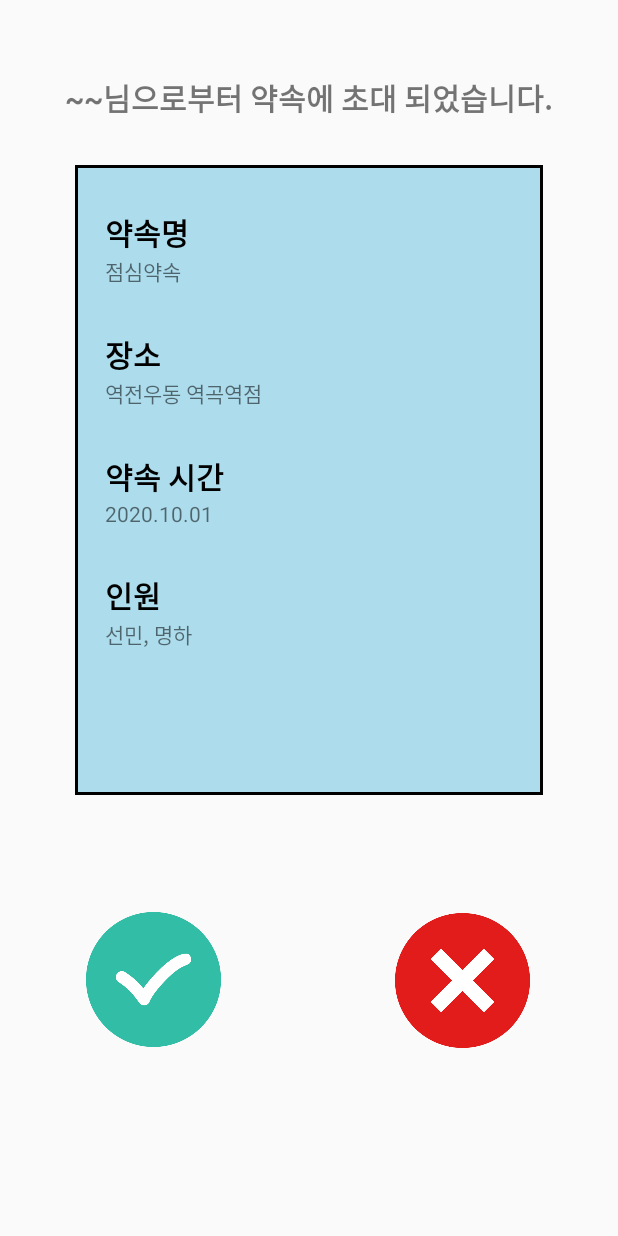
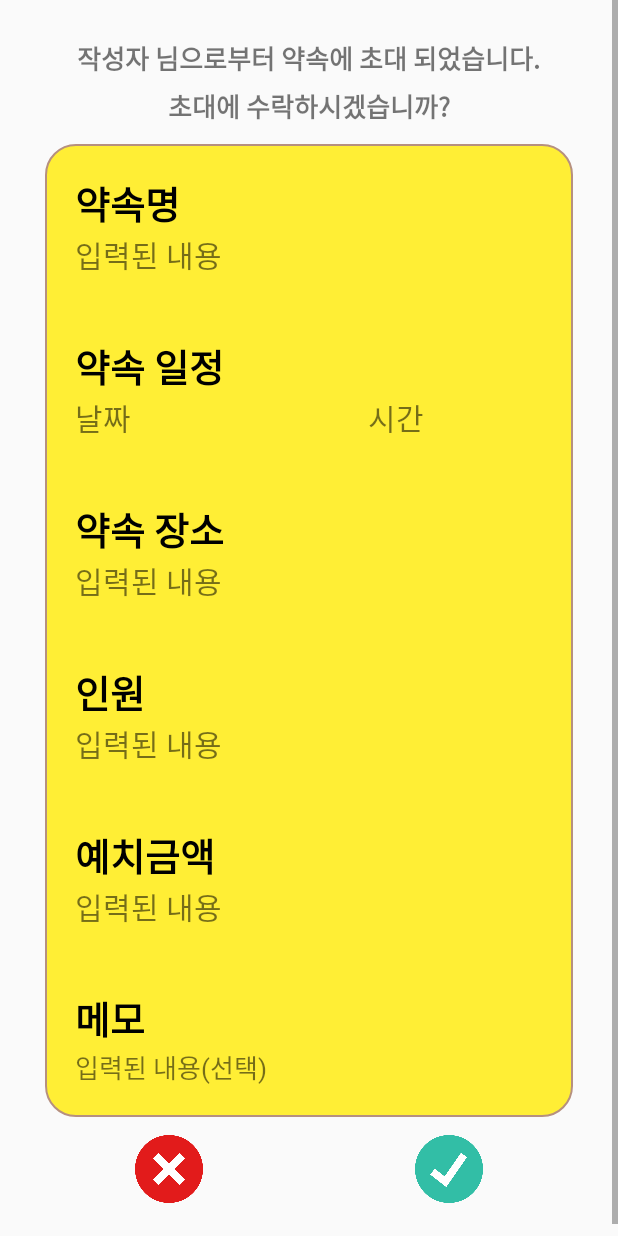
Before and after one commit to NerdNULL/DL-Front, an Android app: the InvitedActivity screen opened directly, with no data from a screen before it, on a phone screen of 412 x 824 dp. Run offline under Robolectric (Android 15) with nearby library versions, the phone set to English and light mode, and no system bars; 4 statements that could not run were skipped.

Commit message:
modify invitedActivity

```diff
--- a/app/src/main/java/com/example/nerdnullfront/Activity/InvitedActivity.java
+++ b/app/src/main/java/com/example/nerdnullfront/Activity/InvitedActivity.java
@@ -11,8 +11,8 @@ import androidx.appcompat.app.AppCompatActivity;
 import com.example.nerdnullfront.R;
 //초대 수락거절 화면
 public class InvitedActivity extends AppCompatActivity {
-    Button button_ok = (Button) findViewById(R.id.button_ok); //수락버튼
-    Button button_reject = (Button) findViewById(R.id.button_reject); //거절버튼
+    Button button_ok = (Button) findViewById(R.id.check_button); //수락버튼
+    Button button_reject = (Button) findViewById(R.id.delete_button); //거절버튼
 
     protected void onCreate(Bundle savedInstanceState) {
         super.onCreate(savedInstanceState);
--- a/app/src/main/java/com/example/nerdnullfront/Activity/PromiseAddActivity.java
+++ b/app/src/main/java/com/example/nerdnullfront/Activity/PromiseAddActivity.java
@@ -45,7 +45,7 @@ public class PromiseAddActivity extends AppCompatActivity {
     }
     public void setID(){
         addPlaceBtn=findViewById(R.id.app_map_button);
-        addScheduleBtn=findViewById(R.id.checked_button);
+        addScheduleBtn=findViewById(R.id.edit_button);
         myDetailPlace=findViewById(R.id.myDetailPlace);
         myDetailSubject=findViewById(R.id.myDetailSubject);
         myDetailDate=findViewById(R.id.myDetailDate);
--- a/app/src/main/java/com/example/nerdnullfront/Activity/PromiseDetailActivity.java
+++ b/app/src/main/java/com/example/nerdnullfront/Activity/PromiseDetailActivity.java
@@ -47,7 +47,7 @@ public class PromiseDetailActivity extends AppCompatActivity {
     public void setID(){
         addParticipants=findViewById(R.id.button_add);
         addPlaceBtn=findViewById(R.id.app_map_button);
-        saveBtn=findViewById(R.id.checked_button);
+        saveBtn=findViewById(R.id.edit_button);
         deleteBtn=findViewById(R.id.delete_button);
         myDetailPlace=findViewById(R.id.myDetailPlace);
         myDetailSubject=findViewById(R.id.myDetailSubject);
--- a/app/src/main/res/layout/activity_invited.xml
+++ b/app/src/main/res/layout/activity_invited.xml
@@ -1,179 +1,283 @@
 <?xml version="1.0" encoding="utf-8"?>
 <LinearLayout xmlns:android="http://schemas.android.com/apk/res/android"
-    xmlns:app="http://schemas.android.com/apk/res-auto"
-    xmlns:tools="http://schemas.android.com/tools"
     android:layout_width="match_parent"
     android:layout_height="match_parent"
     android:orientation="vertical">
-    <TextView
-        android:id="@+id/inviteMessage"
+    <ScrollView
+        android:layout_width="match_parent"
+        android:layout_height="match_parent">
+        <LinearLayout
+            android:orientation="vertical"
+            android:layout_width="match_parent"
+            android:layout_height="match_parent">
+
+            <LinearLayout
+                android:layout_marginTop="25dp"
+                android:layout_width="match_parent"
+                android:layout_height="wrap_content"
+                android:orientation="vertical" >
+
+                <LinearLayout
                     android:layout_width="wrap_content"
                     android:layout_height="wrap_content"
                     android:layout_gravity="center"
-        android:layout_marginTop="50dp"
-        android:layout_marginBottom="30dp"
-        android:text="~~님으로부터 약속에 초대 되었습니다."
-        android:textSize="20sp"
-        android:textStyle="bold" />
-    <LinearLayout
-        android:layout_width="match_parent"
-        android:layout_height="420dp"
-        android:layout_marginStart="50dp"
-        android:layout_marginLeft="50dp"
-        android:layout_marginEnd="50dp"
-        android:layout_marginRight="50dp"
-        android:layout_marginBottom="20dp"
-        android:orientation="vertical"
-        android:background="@drawable/boarderline"
                     >
+
+                    <TextView
+                        android:id="@+id/InviterName"
+                        android:layout_width="wrap_content"
+                        android:layout_height="wrap_content"
+                        android:layout_weight="1"
+                        android:textStyle="bold"
+                        android:textSize="17dp"
+                        android:text="작성자" />
+
+                    <TextView
+                        android:id="@+id/InviteMessage1"
+                        android:layout_width="wrap_content"
+                        android:layout_height="wrap_content"
+                        android:layout_weight="1"
+                        android:textStyle="bold"
+                        android:textSize="17dp"
+                        android:text=" 님으로부터 약속에 초대 되었습니다." />
+                </LinearLayout>
+
+            </LinearLayout>
+
+            <TextView
+                android:id="@+id/InviteMessage2"
+                android:layout_marginTop="5dp"
+                android:layout_width="wrap_content"
+                android:layout_height="wrap_content"
+                android:layout_gravity="center"
+                android:textStyle="bold"
+                android:textSize="17dp"
+                android:text="초대에 수락하시겠습니까?" />
 
             <LinearLayout
                 android:layout_width="match_parent"
                 android:layout_height="wrap_content"
-            android:layout_marginStart="20dp"
-            android:layout_marginLeft="20dp"
-            android:layout_marginTop="30dp"
-            android:layout_marginEnd="20dp"
-            android:layout_marginRight="20dp"
+                android:layout_marginStart="30dp"
+                android:layout_marginLeft="30dp"
+                android:layout_marginTop="12dp"
+                android:layout_marginEnd="30dp"
+                android:layout_marginRight="30dp"
+                android:layout_marginBottom="12dp"
+                android:background="@drawable/rectangle"
+                android:orientation="vertical">
+
+                <LinearLayout
+                    android:layout_width="match_parent"
+                    android:layout_height="match_parent"
+                    android:layout_margin="20dp"
                     android:orientation="vertical">
 
                     <TextView
-                android:id="@+id/Subject"
+                        android:id="@+id/DetailSubject"
                         android:layout_width="match_parent"
                         android:layout_height="wrap_content"
                         android:text="약속명"
                         android:textColor="#000000"
-                android:textSize="20sp"
-                android:textStyle="normal|bold" />
+                        android:textSize="25sp"
+                        android:textStyle="bold" />
 
                     <TextView
-                android:id="@+id/mySubject"
+                        android:id="@+id/myDetailSubject"
                         android:layout_width="match_parent"
                         android:layout_height="wrap_content"
-                android:text="점심약속" />
+                        android:text="입력된 내용"
+                        android:textSize="20sp" />
+
                 </LinearLayout>
 
                 <LinearLayout
                     android:layout_width="match_parent"
                     android:layout_height="wrap_content"
-            android:layout_marginStart="20dp"
-            android:layout_marginLeft="20dp"
-            android:layout_marginTop="30dp"
-            android:layout_marginEnd="20dp"
-            android:layout_marginRight="20dp"
+                    android:layout_margin="20dp"
                     android:orientation="vertical">
 
                     <TextView
-                android:id="@+id/Place"
+                        android:id="@+id/Detaildate"
                         android:layout_width="match_parent"
                         android:layout_height="wrap_content"
-                android:text="장소"
+                        android:text="약속 일정"
                         android:textColor="#000000"
-                android:textSize="20sp"
-                android:textStyle="normal|bold" />
-
-            <TextView
-                android:id="@+id/myPlace"
-                android:layout_width="match_parent"
-                android:layout_height="wrap_content"
-                android:text="역전우동 역곡역점" />
-        </LinearLayout>
+                        android:textSize="25sp"
+                        android:textStyle="bold" />
 
                     <LinearLayout
                         android:layout_width="match_parent"
-            android:layout_height="wrap_content"
-            android:layout_marginStart="20dp"
-            android:layout_marginLeft="20dp"
-            android:layout_marginTop="30dp"
-            android:layout_marginEnd="20dp"
-            android:layout_marginRight="20dp"
-            android:orientation="vertical">
+                        android:layout_height="match_parent"
+                        android:orientation="horizontal">
 
                         <TextView
-                android:id="@+id/Time"
-                android:layout_width="match_parent"
+                            android:id="@+id/myDetailDate"
+                            android:layout_width="wrap_content"
                             android:layout_height="wrap_content"
-                android:text="약속 시간"
-                android:textColor="#000000"
-                android:textSize="20sp"
-                android:textStyle="normal|bold" />
+                            android:layout_weight="2"
+                            android:text="날짜"
+                            android:textSize="20sp" />
 
                         <TextView
-                android:id="@+id/myTime"
-                android:layout_width="match_parent"
+                            android:id="@+id/editTextTime"
+                            android:layout_width="wrap_content"
                             android:layout_height="wrap_content"
-                android:text="2020.10.01" />
-        </LinearLayout>
-
-        <LinearLayout
-            android:layout_width="match_parent"
-            android:layout_height="wrap_content"
-            android:layout_marginStart="20dp"
-            android:layout_marginLeft="20dp"
-            android:layout_marginTop="30dp"
-            android:layout_marginEnd="20dp"
-            android:layout_marginRight="20dp"
-            android:orientation="vertical">
-
-            <TextView
-                android:id="@+id/Participants"
-                android:layout_width="match_parent"
-                android:layout_height="wrap_content"
-                android:text="인원"
-                android:textColor="#000000"
-                android:textSize="20sp"
-                android:textStyle="normal|bold" />
-
-            <TextView
-                android:id="@+id/myParticipants"
-                android:layout_width="match_parent"
-                android:layout_height="wrap_content"
-                android:text="선민, 명하" />
+                            android:layout_weight="1"
+                            android:text="시간"
+                            android:textSize="20sp"/>
                     </LinearLayout>
 
                 </LinearLayout>
 
                 <LinearLayout
                     android:layout_width="match_parent"
+                    android:layout_height="wrap_content"
+                    android:layout_margin="20dp"
+                    android:orientation="vertical">
+
+                    <TextView
+                        android:id="@+id/DetailPlace"
+                        android:layout_width="match_parent"
+                        android:layout_height="wrap_content"
+                        android:text="약속 장소"
+                        android:textColor="#000000"
+                        android:textSize="25sp"
+                        android:textStyle="bold" />
+
+                    <LinearLayout
+                        android:layout_width="match_parent"
+                        android:layout_height="wrap_content"
+                        android:orientation="horizontal">
+
+                        <TextView
+                            android:id="@+id/myDetailPlace"
+                            android:layout_width="wrap_content"
+                            android:layout_height="wrap_content"
+                            android:layout_weight="12"
+                            android:text="입력된 내용"
+                            android:textSize="20sp" />
+                    </LinearLayout>
+
+                </LinearLayout>
+
+                <LinearLayout
+                    android:layout_width="match_parent"
+                    android:layout_height="wrap_content"
+                    android:layout_margin="20dp"
+                    android:orientation="vertical">
+
+                    <TextView
+                        android:id="@+id/DetailParticipants"
+                        android:layout_width="match_parent"
+                        android:layout_height="wrap_content"
+                        android:text="인원"
+                        android:textColor="#000000"
+                        android:textSize="25sp"
+                        android:textStyle="bold" />
+
+                    <LinearLayout
+                        android:layout_width="match_parent"
                         android:layout_height="match_parent"
                         android:orientation="horizontal">
 
-        <androidx.constraintlayout.widget.ConstraintLayout
+                        <TextView
+                            android:id="@+id/myDetailParticipants"
+                            android:layout_width="wrap_content"
+                            android:layout_height="wrap_content"
+                            android:layout_weight="12"
+                            android:text="입력된 내용"
+                            android:textSize="20sp" />
+
+                    </LinearLayout>
+
+                </LinearLayout>
+
+                <LinearLayout
+                    android:layout_width="match_parent"
+                    android:layout_height="wrap_content"
+                    android:layout_margin="20dp"
+                    android:orientation="vertical">
+
+                    <TextView
+                        android:id="@+id/DetailMoney"
+                        android:layout_width="match_parent"
+                        android:layout_height="wrap_content"
+                        android:text="예치금액"
+                        android:textColor="#000000"
+                        android:textSize="25sp"
+                        android:textStyle="bold" />
+
+                    <TextView
+                        android:id="@+id/myDetailMoney"
+                        android:layout_width="match_parent"
+                        android:layout_height="wrap_content"
+                        android:ems="10"
+                        android:text="입력된 내용"
+                        android:inputType="number"
+                        android:textSize="20sp" />
+
+                </LinearLayout>
+
+                <LinearLayout
+                    android:layout_width="match_parent"
+                    android:layout_height="wrap_content"
+                    android:layout_margin="20dp"
+                    android:orientation="vertical">
+
+                    <TextView
+                        android:id="@+id/Memo"
+                        android:layout_width="match_parent"
+                        android:layout_height="wrap_content"
+                        android:text="메모"
+                        android:textColor="#000000"
+                        android:textSize="25sp"
+                        android:textStyle="bold" />
+
+                    <TextView
+                        android:id="@+id/myMemo"
                         android:layout_width="match_parent"
                         android:layout_height="match_parent"
-            android:layout_gravity="center"
-            android:layout_weight="1">
+                        android:text="입력된 내용(선택)"
+                        android:textSize="17sp" />
+                </LinearLayout>
+            </LinearLayout>
+
+            <LinearLayout
+                android:layout_width="match_parent"
+                android:layout_height="match_parent"
+                android:layout_marginStart="50dp"
+                android:layout_marginLeft="50dp"
+                android:layout_marginEnd="50dp"
+                android:layout_marginRight="50dp"
+                android:layout_marginBottom="30dp"
+                android:orientation="horizontal">
 
                 <Button
-                android:id="@+id/button_ok"
-                android:layout_width="90dp"
-                android:layout_height="90dp"
-                android:background="@drawable/checked"
-                app:layout_constraintBottom_toBottomOf="parent"
-                app:layout_constraintEnd_toEndOf="parent"
-                app:layout_constraintHorizontal_bias="0.496"
-                app:layout_constraintStart_toStartOf="parent"
-                app:layout_constraintTop_toTopOf="parent"
-                app:layout_constraintVertical_bias="0.315" />
-        </androidx.constraintlayout.widget.ConstraintLayout>
+                    android:id="@+id/delete_button"
+                    android:layout_width="45dp"
+                    android:layout_height="45dp"
+                    android:layout_marginStart="40dp"
+                    android:layout_marginLeft="40dp"
+                    android:layout_marginEnd="20dp"
+                    android:layout_marginRight="20dp"
+                    android:background="@drawable/deleted" />
 
-        <androidx.constraintlayout.widget.ConstraintLayout
-            android:layout_width="match_parent"
-            android:layout_height="match_parent"
-            android:layout_weight="1">
+                <View
+                    android:id="@+id/view"
+                    android:layout_width="wrap_content"
+                    android:layout_height="wrap_content"
+                    android:layout_weight="1" />
 
                 <Button
-                android:id="@+id/button_reject"
-                android:layout_width="90dp"
-                android:layout_height="90dp"
-                android:background="@drawable/deleted"
-                app:layout_constraintBottom_toBottomOf="parent"
-                app:layout_constraintEnd_toEndOf="parent"
-                app:layout_constraintHorizontal_bias="0.495"
-                app:layout_constraintStart_toStartOf="parent"
-                app:layout_constraintTop_toTopOf="parent"
-                app:layout_constraintVertical_bias="0.32" />
-        </androidx.constraintlayout.widget.ConstraintLayout>
-
+                    android:id="@+id/check_button"
+                    android:layout_width="45dp"
+                    android:layout_height="45dp"
+                    android:layout_marginStart="20dp"
+                    android:layout_marginLeft="20dp"
+                    android:layout_marginEnd="40dp"
+                    android:layout_marginRight="40dp"
+                    android:background="@drawable/check2" />
             </LinearLayout>
         </LinearLayout>
+    </ScrollView>
+</LinearLayout>
--- a/app/src/main/res/layout/activity_promise_add.xml
+++ b/app/src/main/res/layout/activity_promise_add.xml
@@ -181,6 +181,7 @@
         android:layout_marginLeft="50dp"
         android:layout_marginEnd="50dp"
         android:layout_marginRight="50dp"
+        android:layout_marginBottom="30dp"
         android:orientation="horizontal">
 
         <Button
@@ -200,14 +201,15 @@
             android:layout_weight="1" />
 
         <Button
-            android:id="@+id/checked_button"
+            android:id="@+id/check_button"
             android:layout_width="45dp"
             android:layout_height="45dp"
             android:layout_marginStart="20dp"
             android:layout_marginLeft="20dp"
             android:layout_marginEnd="40dp"
             android:layout_marginRight="40dp"
-            android:background="@drawable/checked" />
+
+            android:background="@drawable/check2" />
     </LinearLayout>
     </LinearLayout>
     </ScrollView>
--- a/app/src/main/res/layout/activity_promise_detail.xml
+++ b/app/src/main/res/layout/activity_promise_detail.xml
@@ -221,6 +221,7 @@
         android:layout_marginLeft="50dp"
         android:layout_marginEnd="50dp"
         android:layout_marginRight="50dp"
+        android:layout_marginBottom="30dp"
         android:orientation="horizontal">
 
         <Button
@@ -240,14 +241,14 @@
             android:layout_weight="1" />
 
         <Button
-            android:id="@+id/checked_button"
+            android:id="@+id/edit_button"
             android:layout_width="45dp"
             android:layout_height="45dp"
             android:layout_marginStart="20dp"
             android:layout_marginLeft="20dp"
             android:layout_marginEnd="40dp"
             android:layout_marginRight="40dp"
-            android:background="@drawable/checked" />
+            android:background="@drawable/edited" />
         </LinearLayout>
         </LinearLayout>
     </ScrollView>
```
Also changed, not shown: app/src/main/res/drawable/check2.png (added), app/src/main/res/drawable/edited.png (added). Lines whose indentation alone changed are shown as unchanged.
